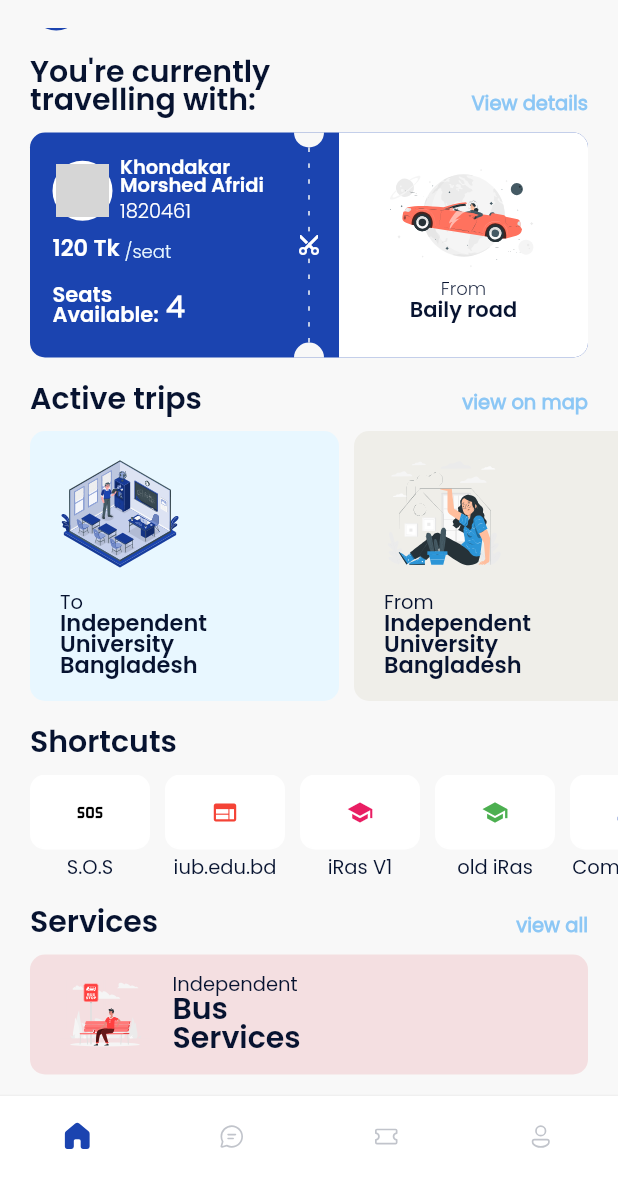
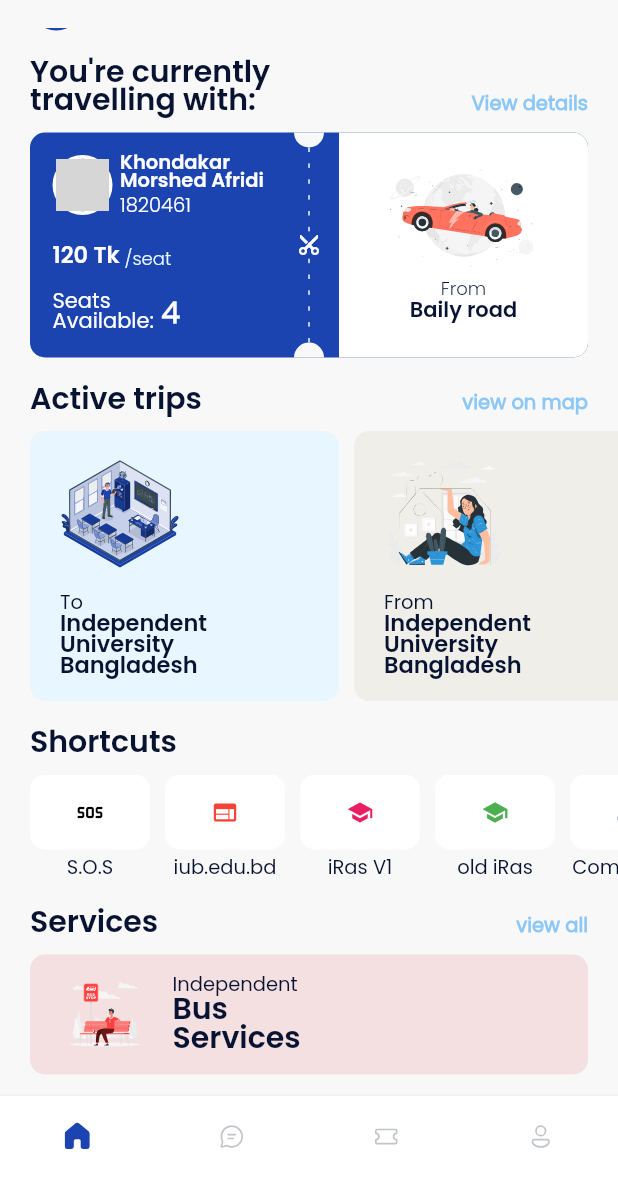
Before and after one commit to WorkWithAfridi/IUBRSA_IUB-RideSharingApp-V2, a Flutter app: the Homeframe screen opened by its route, scrolled down 454 dp, on a phone screen of 412 x 824 dp, the part 56-1236 px from its top. Run offline on Flutter 3.47's test engine with Material 2 defaults, Android fonts, the phone set to English and light mode, and no system bars; our stand-ins replace barcode_widget, connectivity_plus, fluentui_icons, flutter_image_compress, flutter_svg, font_awesome_flutter and 7 more; missing offline and left inert: flutter_polyline_points; accounts and stored records are empty; network calls fail; grey boxes are pictures that could not be loaded.

Commit message:
UI Refactoring

```diff
--- a/lib/app/views/home/views/homefram.dart
+++ b/lib/app/views/home/views/homefram.dart
@@ -1,7 +1,5 @@
 import 'package:fluentui_icons/fluentui_icons.dart';
 import 'package:flutter/material.dart';
-import 'package:flutter/src/foundation/key.dart';
-import 'package:flutter/src/widgets/framework.dart';
 import 'package:get/get.dart';
 import 'package:iubrsa/app/views/home/controller/homeframe_controller.dart';
 import 'package:iubrsa/app/views/chat/views/chatpage.dart';
@@ -32,12 +30,7 @@
     PastTrips(),
     Container(
       child: Center(
-        child: Text("Test"),
-      ),
-    ),
-    Container(
-      child: Center(
-        child: Text("Test"),
+        child: Text("Work in progress"),
       ),
     ),
   ];
--- a/lib/app/views/home/widgets/travelling_with_tab.dart
+++ b/lib/app/views/home/widgets/travelling_with_tab.dart
@@ -68,7 +68,7 @@
                       width: double.maxFinite,
                       // color: Colors.red,
                       child: Column(
-                        mainAxisAlignment: MainAxisAlignment.spaceEvenly,
+                        mainAxisAlignment: MainAxisAlignment.spaceBetween,
                         crossAxisAlignment: CrossAxisAlignment.start,
                         children: [
                           Row(
@@ -158,16 +158,13 @@
                               ),
                             ],
                           ),
-                          const SizedBox(
-                            height: 5,
-                          ),
                           Row(
                             mainAxisAlignment: MainAxisAlignment.start,
                             crossAxisAlignment: CrossAxisAlignment.center,
                             children: [
                               Text(
                                 "Seats\nAvailable:",
-                                style: AppData.boldTextStyle.copyWith(
+                                style: AppData.regularTextStyle.copyWith(
                                   fontSize: 14,
                                   height: .95,
                                   color: AppData.customWhite,
```
Also changed, not shown: lib/app/views/active_trips/widgets/active_ride_card.dart (+2 -5 lines), lib/app/views/home/views/past_trips_page.dart (+9 -0 lines).
